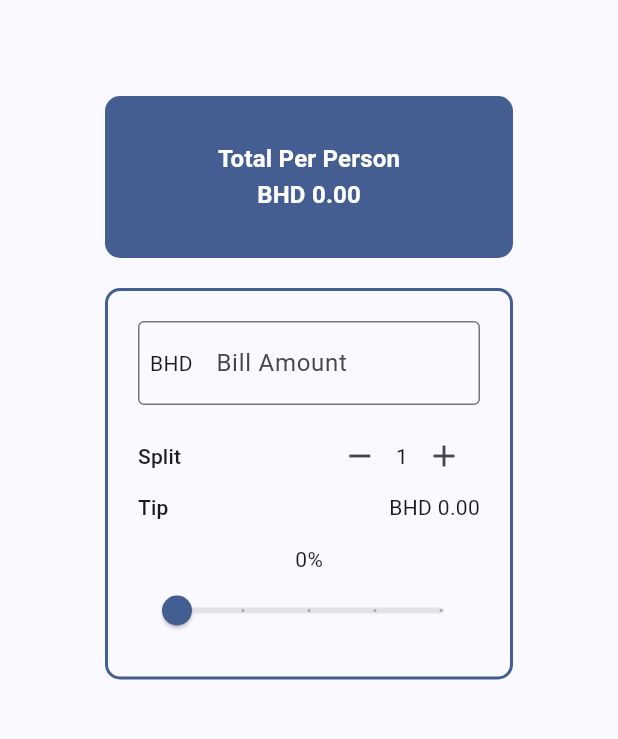
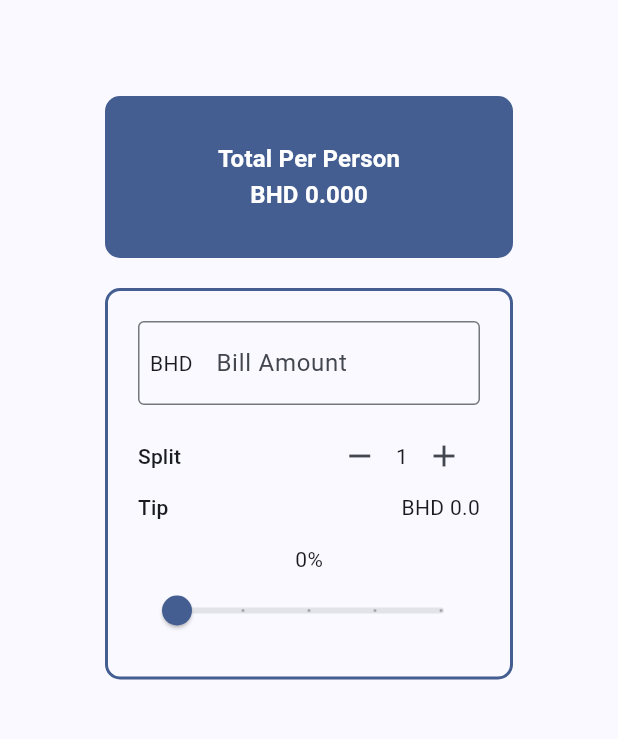
Before and after one commit to mahdawemghr/u_tip, a Flutter app: the screen it shows after launch, on a phone screen of 412 x 824 dp, the part 63-802 px from its top. Run offline on Flutter 3.47's test engine with Material 3 defaults, Android fonts, the phone set to English and light mode, and no system bars.

Commit message:
fineshed for now

```diff
--- a/lib/main.dart
+++ b/lib/main.dart
@@ -16,6 +16,7 @@ class MyApp extends StatelessWidget {
       theme: ThemeData(
         colorScheme: ColorScheme.fromSeed(seedColor: Colors.blueAccent),
       ),
+      debugShowCheckedModeBanner: false,
       home: const UTip(),
     );
   }
@@ -31,6 +32,10 @@ class UTip extends StatefulWidget {
 class _UTipState extends State<UTip> {
   double _tipPercentage = 0;
   int _personCount = 1;
+  double _billTotall = 0.0;
+  double totalPerPerson() {
+    return (_billTotall + (_billTotall * _tipPercentage)) / _personCount;
+  }
 
   void _incrementPerson() {
     setState(() {
@@ -70,7 +75,7 @@ class _UTipState extends State<UTip> {
               crossAxisAlignment: CrossAxisAlignment.center,
               children: [
                 Text('Total Per Person', style: style),
-                Text('BHD 0.00', style: style),
+                Text('BHD ${(totalPerPerson()).toStringAsFixed(3)}', style: style),
               ],
             ),
           ),
@@ -84,9 +89,9 @@ class _UTipState extends State<UTip> {
             child: Column(
               children: [
                 BillAmountField(
-                  billAmount: "100",
+                  billAmount: _billTotall.toString(),
                   onChanged: (value) {
-                    print("value: $value");
+                    _billTotall = value.isEmpty ? 0 : double.parse(value);
                   },
                 ),
                 Padding(
@@ -102,7 +107,7 @@ class _UTipState extends State<UTip> {
                   mainAxisAlignment: MainAxisAlignment.spaceBetween,
                   children: [
                     Text('Tip', style: theme.textTheme.titleSmall),
-                    Text('BHD 0.00'),
+                    Text('BHD ${_billTotall * _tipPercentage}'),
                   ],
                 ),
 
```
